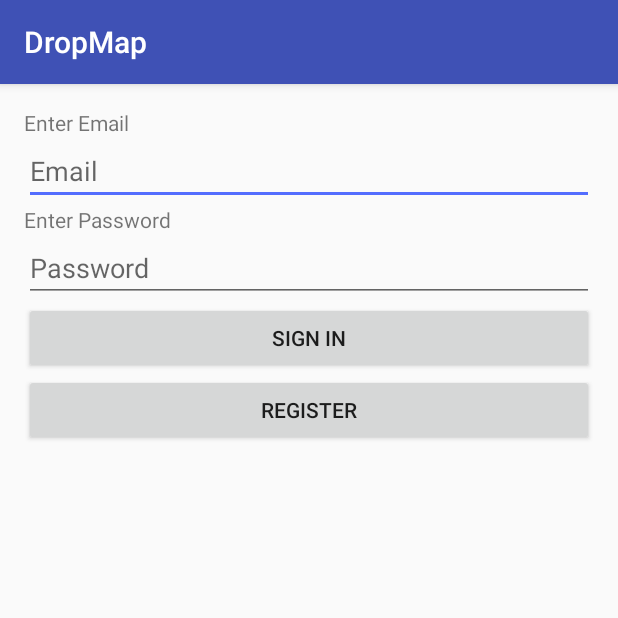
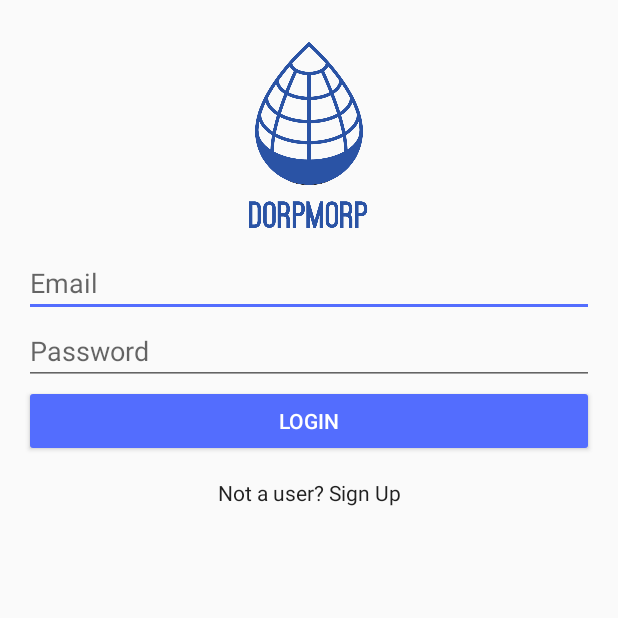
Before and after one commit to RoboticWater/DropMap-cs2340, an Android app: the screen it shows after launch (Login), on a phone screen of 412 x 824 dp, the top half of it. Run offline under Robolectric (Android 15) with nearby library versions, the light colour scheme and no system bars; our stand-ins replace Firebase (no records; nobody signed in at launch, a user with empty details on screens opened directly).

Commit message:
Login screen looks better. Probably not done with it, but better

```diff
--- a/app/src/main/AndroidManifest.xml
+++ b/app/src/main/AndroidManifest.xml
@@ -20,6 +20,7 @@
         <activity
             android:name=".Login"
             android:label="@string/app_name"
+            android:theme="@style/AppTheme.NoActionBar"
             android:windowSoftInputMode="stateVisible|adjustResize">
             <intent-filter>
                 <action android:name="android.intent.action.MAIN" />
--- a/app/src/main/java/com/dropmap_cs2340/EditProfile.java
+++ b/app/src/main/java/com/dropmap_cs2340/EditProfile.java
@@ -28,7 +28,6 @@ import com.google.firebase.auth.FirebaseUser;
 /**
  * The form for editing profiles
  */
-@SuppressWarnings("ChainedMethodCall")
 public class EditProfile extends AppCompatActivity {
     /**
      * Tag for Firebase logging
@@ -55,8 +54,6 @@ public class EditProfile extends AppCompatActivity {
     private Spinner  authLevelSpinner;
     private ProgressDialog progressDialog;
 
-
-    @SuppressWarnings("FeatureEnvy")
     @Override
     protected void onCreate(Bundle savedInstanceState) {
         super.onCreate(savedInstanceState);
--- a/app/src/main/java/com/dropmap_cs2340/Login.java
+++ b/app/src/main/java/com/dropmap_cs2340/Login.java
@@ -22,7 +22,6 @@ import com.google.firebase.auth.FirebaseUser;
 /**
  * A login screen that offers login via email/password.
  */
-@SuppressWarnings("ChainedMethodCall")
 public class Login extends AppCompatActivity {
 
     private static final String TAG = "Login";
@@ -92,7 +91,6 @@ public class Login extends AppCompatActivity {
      */
     public void onRegisterClicked(View view) {
         startActivity(new Intent(Login.this, Registration.class));
-        finish();
     }
 
     /**
--- a/app/src/main/java/com/dropmap_cs2340/MainActivity.java
+++ b/app/src/main/java/com/dropmap_cs2340/MainActivity.java
@@ -25,7 +25,6 @@ import com.google.firebase.database.ValueEventListener;
 /**
  * Central screen for app. Holds buttons to everywhere
  */
-@SuppressWarnings("ChainedMethodCall")
 public class MainActivity extends AppCompatActivity {
 
     private static final String TAG = "Main";
--- a/app/src/main/java/com/dropmap_cs2340/Map.java
+++ b/app/src/main/java/com/dropmap_cs2340/Map.java
@@ -24,7 +24,6 @@ import com.google.firebase.database.ValueEventListener;
 /**
  * View and add water reports from a map screen
  */
-@SuppressWarnings("ChainedMethodCall")
 public class Map extends FragmentActivity implements OnMapReadyCallback {
 
     private static final String TAG = "Map";
@@ -91,7 +90,6 @@ public class Map extends FragmentActivity implements OnMapReadyCallback {
      * it inside the SupportMapFragment. This method will only be triggered once the user has
      * installed Google Play services and returned to the app.
      */
-    @SuppressWarnings("FeatureEnvy")
     @Override
     public void onMapReady(GoogleMap googleMap) {
         map = googleMap;
--- a/app/src/main/java/com/dropmap_cs2340/Profile.java
+++ b/app/src/main/java/com/dropmap_cs2340/Profile.java
@@ -21,7 +21,6 @@ import com.google.firebase.database.ValueEventListener;
 /**
  * Profile viewing screen
  */
-@SuppressWarnings("ChainedMethodCall")
 public class Profile extends AppCompatActivity {
 
     private final String TAG = "Profile";
@@ -40,7 +39,6 @@ public class Profile extends AppCompatActivity {
     private TextView emailText;
     private TextView authText;
 
-    @SuppressWarnings("FeatureEnvy")
     @Override
     protected void onCreate(Bundle savedInstanceState) {
         super.onCreate(savedInstanceState);
--- a/app/src/main/java/com/dropmap_cs2340/Registration.java
+++ b/app/src/main/java/com/dropmap_cs2340/Registration.java
@@ -26,7 +26,6 @@ import com.google.firebase.database.FirebaseDatabase;
 /**
  * Registration screen
  */
-@SuppressWarnings("ChainedMethodCall")
 public class Registration extends AppCompatActivity {
 
     private static final String TAG = "Registration";
@@ -80,7 +79,6 @@ public class Registration extends AppCompatActivity {
     /**
      * Creates User object with data from the input fields
      */
-    @SuppressWarnings("FeatureEnvy")
     private void setUpUser() {
         localUser = new User();
         localUser.setName(userEdit.getText().toString());
@@ -131,7 +129,6 @@ public class Registration extends AppCompatActivity {
      * they've been created, then plops them onto the main screen
      * @param mUser The localUser that was just created
      */
-    @SuppressWarnings("FeatureEnvy")
     private void onAuthenticationSuccess(final FirebaseUser mUser) {
         saveNewUser(mUser.getUid(), localUser.getName(), localUser.getEmail(),
                 localUser.getPassword(), AuthLevel.valueOf((String) authSpinner.getSelectedItem()));
--- a/app/src/main/java/com/dropmap_cs2340/ViewReportListActivity.java
+++ b/app/src/main/java/com/dropmap_cs2340/ViewReportListActivity.java
@@ -1,11 +1,9 @@
 package com.dropmap_cs2340;
 
-import android.content.Context;
 import android.content.Intent;
 import android.os.Bundle;
 import android.support.annotation.NonNull;
 import android.support.v7.app.AppCompatActivity;
-import android.support.v7.widget.AppCompatButton;
 import android.util.Log;
 import android.view.View;
 import android.widget.Button;
@@ -26,7 +24,6 @@ import java.util.List;
  * View all water availability reports as a list and show details
  */
 
-@SuppressWarnings("ChainedMethodCall")
 public class ViewReportListActivity extends AppCompatActivity {
     private final String TAG = "ReportList";
     private List<WaterReport> waterReports;
--- a/app/src/main/res/layout/activity_login_screen.xml
+++ b/app/src/main/res/layout/activity_login_screen.xml
@@ -1,4 +1,5 @@
 <LinearLayout xmlns:android="http://schemas.android.com/apk/res/android"
+    xmlns:app="http://schemas.android.com/apk/res-auto"
     xmlns:tools="http://schemas.android.com/tools"
     android:layout_width="match_parent"
     android:layout_height="match_parent"
@@ -10,11 +11,11 @@
     android:paddingTop="@dimen/activity_vertical_margin"
     tools:context="com.dropmap_cs2340.Login">
 
-    <TextView
-        android:layout_width="match_parent"
-        android:layout_height="wrap_content"
-        android:id="@+id/email_text"
-        android:text="@string/text_email" />
+    <ImageView
+        android:id="@+id/imageView2"
+        android:layout_width="80dp"
+        android:layout_height="150dp"
+        app:srcCompat="@drawable/dropmap_logo" />
 
     <EditText
         android:layout_width="match_parent"
@@ -23,12 +24,6 @@
         android:ems="10"
         android:id="@+id/email_edit"
         android:hint="@string/prompt_email" />
-
-    <TextView
-        android:text="@string/text_pass"
-        android:layout_width="match_parent"
-        android:layout_height="wrap_content"
-        android:id="@+id/text_password" />
 
     <EditText
         android:layout_width="match_parent"
@@ -39,16 +34,19 @@
         android:hint="@string/prompt_password" />
 
     <Button
-        android:text="@string/button_sign_in"
+        android:id="@+id/button_sign_in"
+        style="@style/Widget.AppCompat.Button.Colored"
         android:layout_width="match_parent"
         android:layout_height="wrap_content"
-        android:id="@+id/button_sign_in"
-        android:onClick="onLoginClicked" />
+        android:onClick="onLoginClicked"
+        android:text="@string/button_sign_in" />
 
     <Button
-        android:text="@string/button_register"
+        android:id="@+id/button_register"
+        style="@style/Widget.AppCompat.Button.Borderless.Colored"
         android:layout_width="match_parent"
         android:layout_height="wrap_content"
-        android:id="@+id/button_register"
-        android:onClick="onRegisterClicked" />
+        android:onClick="onRegisterClicked"
+        android:text="@string/button_sign_up"
+        android:textAppearance="@style/TextAppearance.AppCompat.Body1" />
 </LinearLayout>
--- a/app/src/main/res/values/strings.xml
+++ b/app/src/main/res/values/strings.xml
@@ -36,12 +36,13 @@
     <string name="text_pass">Enter Password</string>
 
     <!--Log in-->
-    <string name="button_sign_in">Sign In</string>
+    <string name="button_sign_in">Login</string>
     <string name="prompt_password">Password</string>
     <string name="title_user">Username</string>
     <string name="title_email">Email</string>
     <string name="title_auth_level">Authorization Level</string>
     <string name="title_current_password">Current Password</string>
+    <string name="button_sign_up">Not a user? Sign Up</string>
 
     <!--Update Report-->
     <string name="title_virus">Virus PPM</string>
```
Also changed, not shown: app/src/main/java/com/dropmap_cs2340/EditWaterReport.java (+20 -15 lines), app/src/main/java/com/dropmap_cs2340/UpdateWaterReport.java (+4 -15 lines), app/src/main/java/com/dropmap_cs2340/ViewWaterReport.java (+17 -14 lines), app/src/main/java/com/dropmap_cs2340/WaterReport.java (+12 -66 lines), app/src/main/res/drawable/dropmap_logo.png (added).
